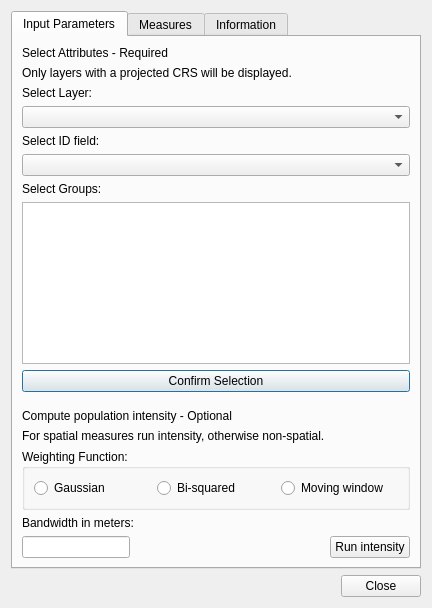
Above: segreg_dialog_base.ui from sandrofsousa/Segreg before the change. Below: the same form after it.
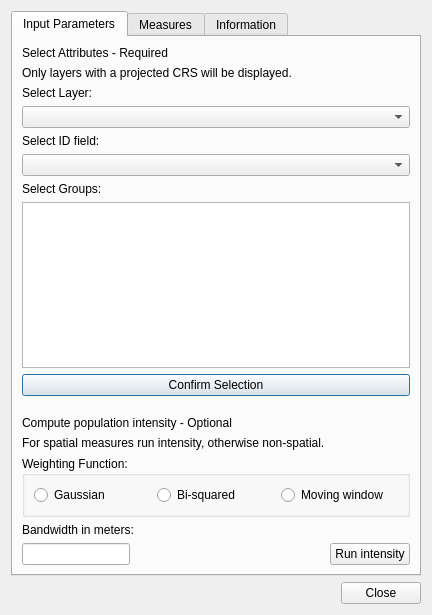
That is the form after the change.

Patch:
```diff
--- a/segreg_dialog_base.ui
+++ b/segreg_dialog_base.ui
@@ -7,7 +7,7 @@
     <x>0</x>
     <y>0</y>
     <width>432</width>
-    <height>608</height>
+    <height>615</height>
    </rect>
   </property>
   <property name="windowTitle">
```
